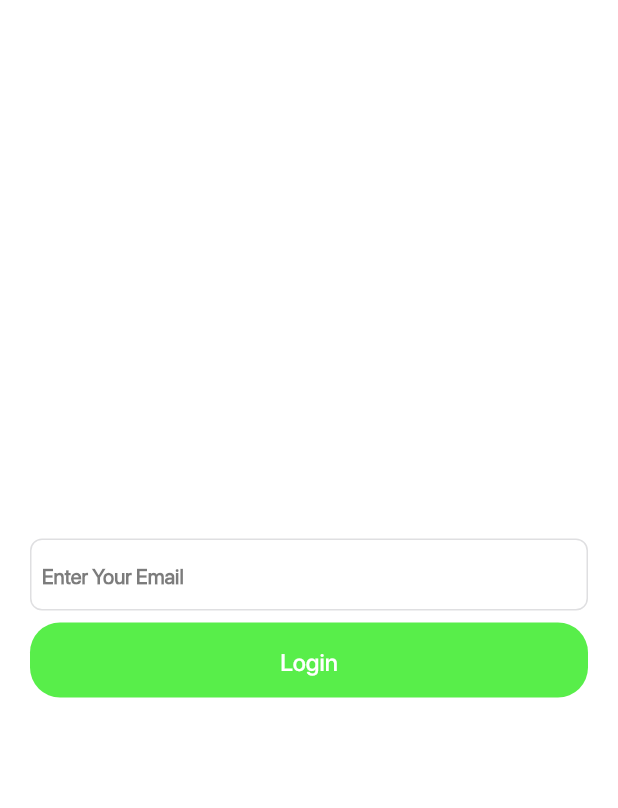
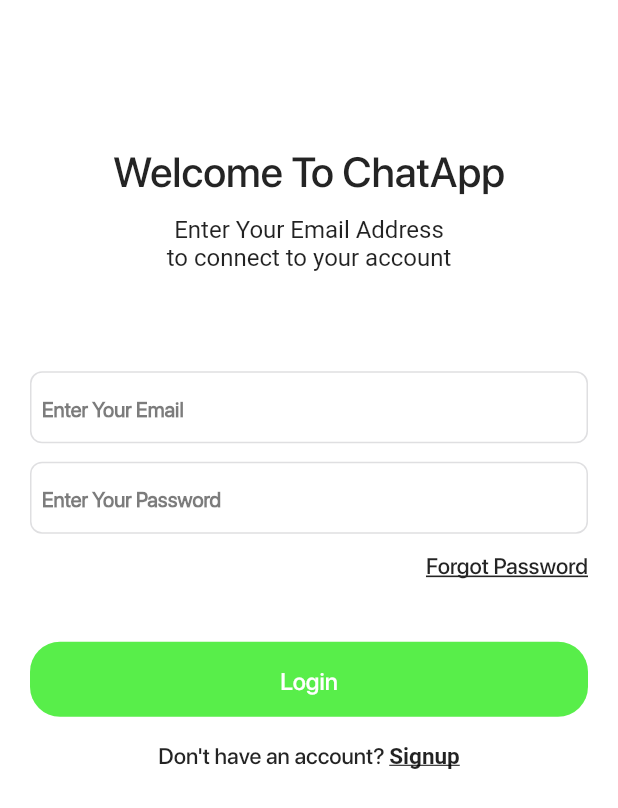
Before and after one commit to Muhammad-Bilal12/ChatApp-Flutter-Firebase, a Flutter app: the screen it shows after launch, on a phone screen of 412 x 824 dp. Shown: the top 808 px of the screen. Run offline on Flutter 3.47's test engine with Material 2 defaults, Android fonts, the phone set to English and light mode, and no system bars; our stand-ins replace firebase_core, flutter_svg, fluttertoast; missing offline and left inert: firebase_core_web, firebase_database_web, firebase_storage_web, image_picker_for_web; accounts and stored records are empty; project files that could hold a hidden picture were left out.

```diff
--- a/lib/main.dart
+++ b/lib/main.dart
@@ -95,7 +95,7 @@ class MyApp extends StatelessWidget {
           ),
         ),
       ),
-      initialRoute: RouteName.loginView,
+      initialRoute: RouteName.splashScreen,
       onGenerateRoute: Routes.generateRoute,
     );
   }
--- a/lib/res/components/input_text_form_feild.dart
+++ b/lib/res/components/input_text_form_feild.dart
@@ -29,7 +29,7 @@ class InputTextFormFeild extends StatelessWidget {
   @override
   Widget build(BuildContext context) {
     return Padding(
-      padding: const EdgeInsets.only(bottom: 8.0),
+      padding: const EdgeInsets.only(bottom: 4.0),
       child: TextFormField(
         controller: controller,
         onFieldSubmitted: onFeildSubmittedValue,
--- a/lib/utils/routes/route_name.dart
+++ b/lib/utils/routes/route_name.dart
@@ -2,5 +2,6 @@ class RouteName {
   static const String splashScreen = 'splash';
 
   // Login
-  static const String loginView = "loign";
+  static const String loginView = "login";
+  static const String signUpView = "signup";
 }
--- a/lib/utils/routes/routes.dart
+++ b/lib/utils/routes/routes.dart
@@ -1,5 +1,6 @@
 import 'package:flutter/material.dart';
 import 'package:tech_media/utils/routes/route_name.dart';
+import 'package:tech_media/view/signup/sign_up_screen.dart';
 import 'package:tech_media/view/splash/splash_screen.dart';
 
 import '../../view/login/login_screen.dart';
@@ -12,7 +13,10 @@ class Routes {
         return MaterialPageRoute(builder: (_) => const SplashScreen());
 
       case RouteName.loginView:
-        return MaterialPageRoute(builder: (_) => LoginView());
+        return MaterialPageRoute(builder: (_) => const LoginView());
+
+      case RouteName.signUpView:
+        return MaterialPageRoute(builder: (_) => const SignupView());
 
       default:
         return MaterialPageRoute(builder: (_) {
--- a/lib/view/login/login_screen.dart
+++ b/lib/view/login/login_screen.dart
@@ -1,20 +1,72 @@
 import 'package:flutter/material.dart';
+import 'package:tech_media/utils/routes/route_name.dart';
 
 import '../../res/components/input_text_form_feild.dart';
 import '../../res/components/round_button.dart';
 
-class LoginView extends StatelessWidget {
+class LoginView extends StatefulWidget {
+  const LoginView({super.key});
+
+  @override
+  State<LoginView> createState() => _LoginViewState();
+}
+
+class _LoginViewState extends State<LoginView> {
   final TextEditingController _emailcontroller = TextEditingController();
+
   final FocusNode emailFocusNode = FocusNode();
+
+  final TextEditingController passwordcontroller = TextEditingController();
+
+  final FocusNode passwordFocusNode = FocusNode();
+
+  final formKey = GlobalKey<FormState>();
+
+  @override
+  void dispose() {
+    _emailcontroller.dispose();
+    emailFocusNode.dispose();
+
+    passwordcontroller.dispose();
+    passwordFocusNode.dispose();
+
+    super.dispose();
+  }
 
   @override
   Widget build(BuildContext context) {
-    return Scaffold(
+    final height = MediaQuery.of(context).size.height * 1;
+
+    return SafeArea(
+      child: Scaffold(
         body: Padding(
           padding: const EdgeInsets.symmetric(horizontal: 20),
+          child: SingleChildScrollView(
             child: Column(
-          mainAxisAlignment: MainAxisAlignment.center,
+              mainAxisAlignment: MainAxisAlignment.start,
               crossAxisAlignment: CrossAxisAlignment.center,
+              children: [
+                SizedBox(
+                  height: height * 0.1,
+                ),
+                Text(
+                  "Welcome To ChatApp",
+                  style: Theme.of(context).textTheme.displaySmall,
+                ),
+                SizedBox(
+                  height: height * 0.01,
+                ),
+                Text(
+                  "Enter Your Email Address\nto connect to your account",
+                  textAlign: TextAlign.center,
+                  style: Theme.of(context).textTheme.titleMedium,
+                ),
+                SizedBox(
+                  height: height * 0.08,
+                ),
+                Form(
+                  key: formKey,
+                  child: Column(
                     children: [
                       InputTextFormFeild(
                         controller: _emailcontroller,
@@ -26,11 +78,64 @@ class LoginView extends StatelessWidget {
                         keyBoardType: TextInputType.emailAddress,
                         hint: "Enter Your Email",
                       ),
+                      SizedBox(height: height * 0.01),
+                      InputTextFormFeild(
+                        controller: passwordcontroller,
+                        focusNode: passwordFocusNode,
+                        onFeildSubmittedValue: (value) {},
+                        ononValidator: (val) {
+                          return val.isEmpty ? "Enter Password" : null;
+                        },
+                        keyBoardType: TextInputType.emailAddress,
+                        hint: "Enter Your Password",
+                      ),
+                    ],
+                  ),
+                ),
+                Align(
+                  alignment: Alignment.centerRight,
+                  child: Text(
+                    "Forgot Password",
+                    style: Theme.of(context).textTheme.displaySmall!.copyWith(
+                          fontSize: 15,
+                          decoration: TextDecoration.underline,
+                        ),
+                  ),
+                ),
+                const SizedBox(height: 40),
                 RoundButton(
                   title: "Login",
                   onPress: () {},
-            )
+                ),
+                SizedBox(height: height * 0.01),
+                GestureDetector(
+                  onTap: () {
+                    Navigator.of(context).pushNamed(RouteName.signUpView);
+                  },
+                  child: Text.rich(
+                    TextSpan(
+                      text: "Don't have an account? ",
+                      style: Theme.of(context)
+                          .textTheme
+                          .displaySmall!
+                          .copyWith(fontSize: 15),
+                      children: [
+                        TextSpan(
+                          text: "Signup",
+                          style:
+                              Theme.of(context).textTheme.titleMedium!.copyWith(
+                                    fontSize: 15,
+                                    fontWeight: FontWeight.bold,
+                                    decoration: TextDecoration.underline,
+                                  ),
+                        ),
                       ],
+                    ),
+                  ),
+                ),
+              ],
+            ),
+          ),
         ),
       ),
     );
```
Also changed, not shown: lib/view/signup/sign_up_screen.dart (+148 -0 lines), lib/view/splash/splash_screen.dart (+8 -0 lines), lib/view_model/services/splash_services.dart (added, +11 -0 lines). Lines whose indentation alone changed are shown as unchanged.
